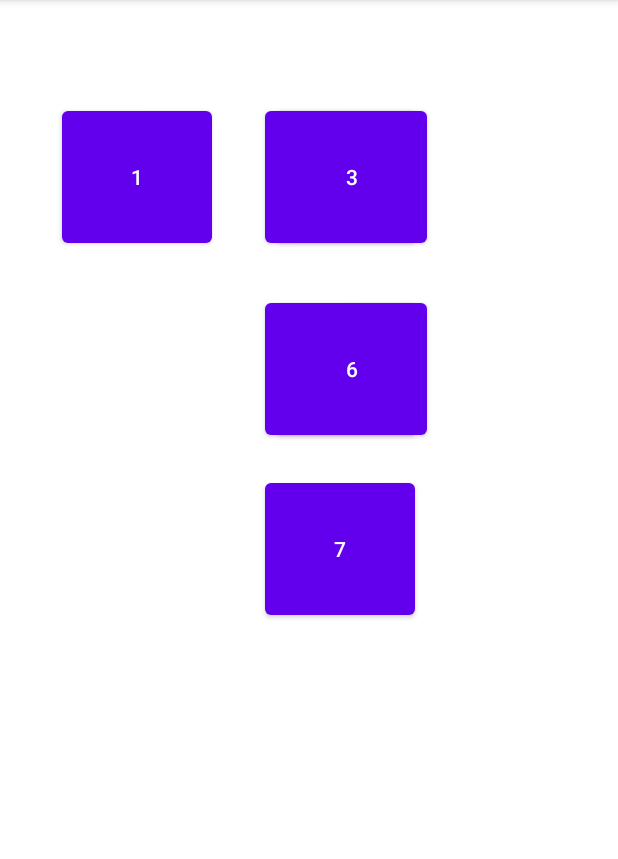
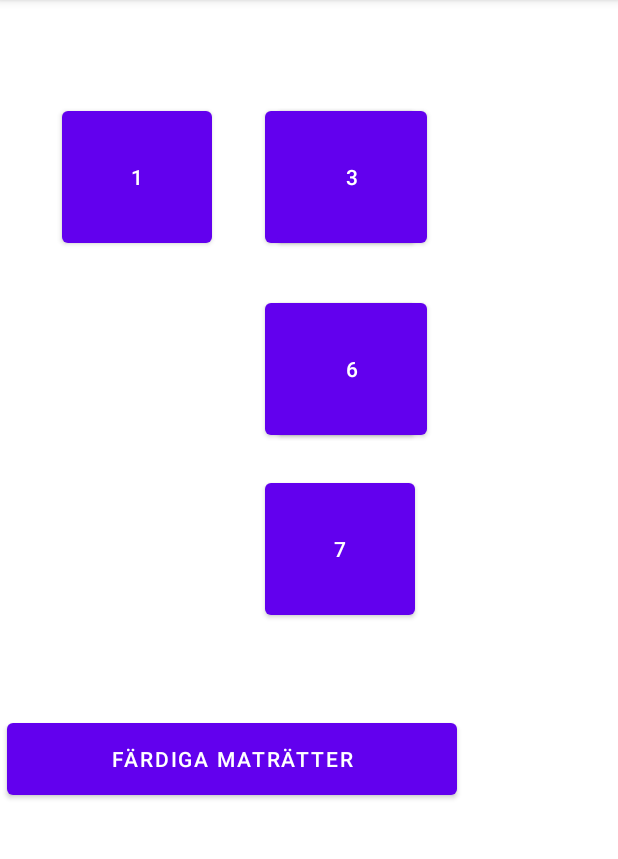
Before and after one commit to pontusnorman123/staff_applikation, an Android app: the screen it shows after launch (FrontPageActivity), on a phone screen of 412 x 824 dp, the part 84-943 px from its top. Run offline under Robolectric (Android 15) with nearby library versions, the phone set to English and light mode, and no system bars.

Commit message:
skapat filer som ska användas för Ordrar som inte är levererade. Använt kod från KitchenApp

```diff
--- a/app/src/main/AndroidManifest.xml
+++ b/app/src/main/AndroidManifest.xml
@@ -12,7 +12,7 @@
         android:supportsRtl="true"
         android:theme="@style/Theme.Staff_app">
         <activity
-            android:name=".undeliveredOrders"
+            android:name=".UndeliveredOrders"
             android:exported="false" />
         <activity
             android:name=".FrontPageActivity"
--- a/app/src/main/java/com/example/staff_app/FrontPageActivity.java
+++ b/app/src/main/java/com/example/staff_app/FrontPageActivity.java
@@ -14,6 +14,8 @@ public class FrontPageActivity extends AppCompatActivity implements View.OnClick
         super.onCreate(savedInstanceState);
         setContentView(R.layout.activity_front_page);
 
+        Button undeliveredOrdersButton = (Button) findViewById(R.id.undeliveredOrdersButton);
+
         final Button tableOneButton = (Button)findViewById(R.id.tableOneButton);
         tableOneButton.setOnClickListener(this);
         final Button tableTwoButton = (Button)findViewById(R.id.tableTwoButton);
@@ -29,7 +31,9 @@ public class FrontPageActivity extends AppCompatActivity implements View.OnClick
         tableSixButton.setOnClickListener(this);
         final Button tableSevenButton = (Button)findViewById(R.id.tableSevenButton);
         tableSevenButton.setOnClickListener(this);
+
     }
+
 
     @Override
     public void onClick(View v) {
@@ -74,4 +78,10 @@ public class FrontPageActivity extends AppCompatActivity implements View.OnClick
 
 
     }
+
+
+    public void goToUndeliveredOrders(View view) {
+        Intent i = new Intent(getApplicationContext(), UndeliveredOrders.class);
+        startActivity(i);
+    }
 }
--- a/app/src/main/res/layout/activity_front_page.xml
+++ b/app/src/main/res/layout/activity_front_page.xml
@@ -3,7 +3,8 @@
     xmlns:app="http://schemas.android.com/apk/res-auto"
     xmlns:tools="http://schemas.android.com/tools"
     android:layout_width="match_parent"
-    android:layout_height="match_parent">
+    android:layout_height="match_parent"
+    >
 
     <Button
         android:id="@+id/tableOneButton"
@@ -105,4 +106,17 @@
         app:layout_constraintStart_toStartOf="parent"
         app:layout_constraintTop_toTopOf="parent" />
 
+    <Button
+        android:id="@+id/undeliveredOrdersButton"
+        android:layout_width="300dp"
+        android:layout_height="60dp"
+        android:layout_marginTop="60dp"
+        android:layout_marginEnd="103dp"
+        android:onClick="goToUndeliveredOrders"
+        android:text="Färdiga Maträtter"
+        app:layout_constraintEnd_toEndOf="parent"
+        app:layout_constraintStart_toStartOf="parent"
+        app:layout_constraintTop_toBottomOf="@id/tableSevenButton" />
+
+
 </androidx.constraintlayout.widget.ConstraintLayout>
--- a/app/src/main/res/layout/activity_undelivered_orders.xml
+++ b/app/src/main/res/layout/activity_undelivered_orders.xml
@@ -4,7 +4,7 @@
     xmlns:tools="http://schemas.android.com/tools"
     android:layout_width="match_parent"
     android:layout_height="match_parent"
-    tools:context=".MainActivity">
+    tools:context=".UndeliveredOrders">
 
     <TextView
         android:id="@+id/tableNo"
```
Also changed, not shown: app/src/main/java/com/example/staff_app/MainActivity.java (+12 -11 lines), app/src/main/java/com/example/staff_app/UndeliveredOrders.java (+35 -0 lines).
